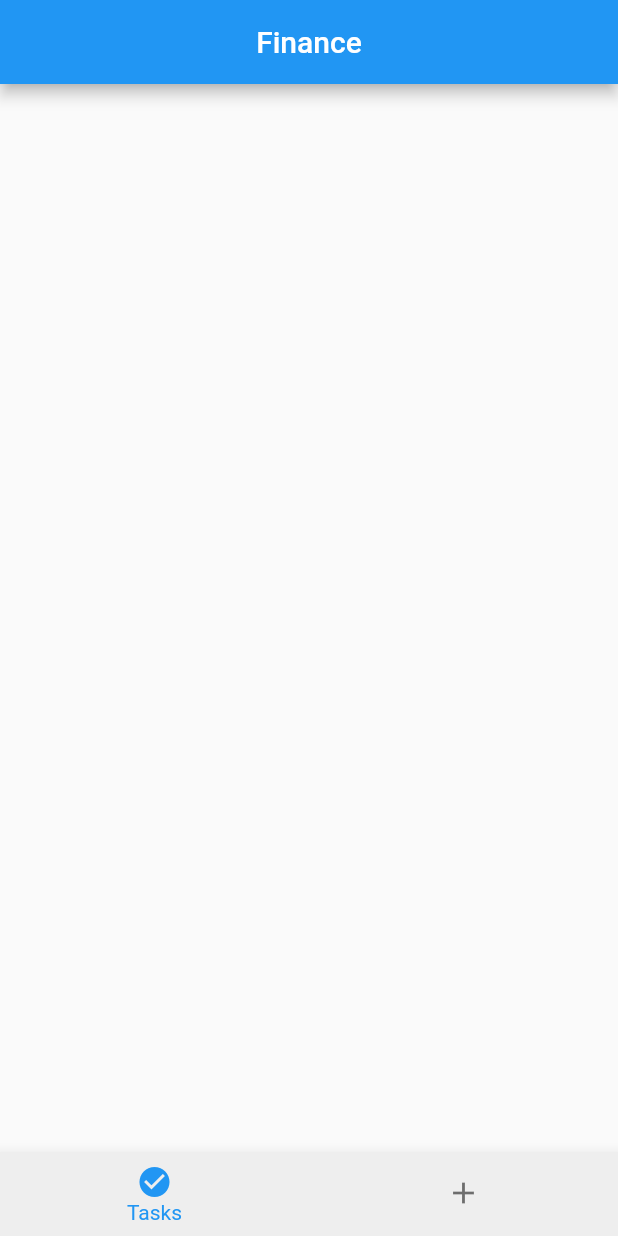
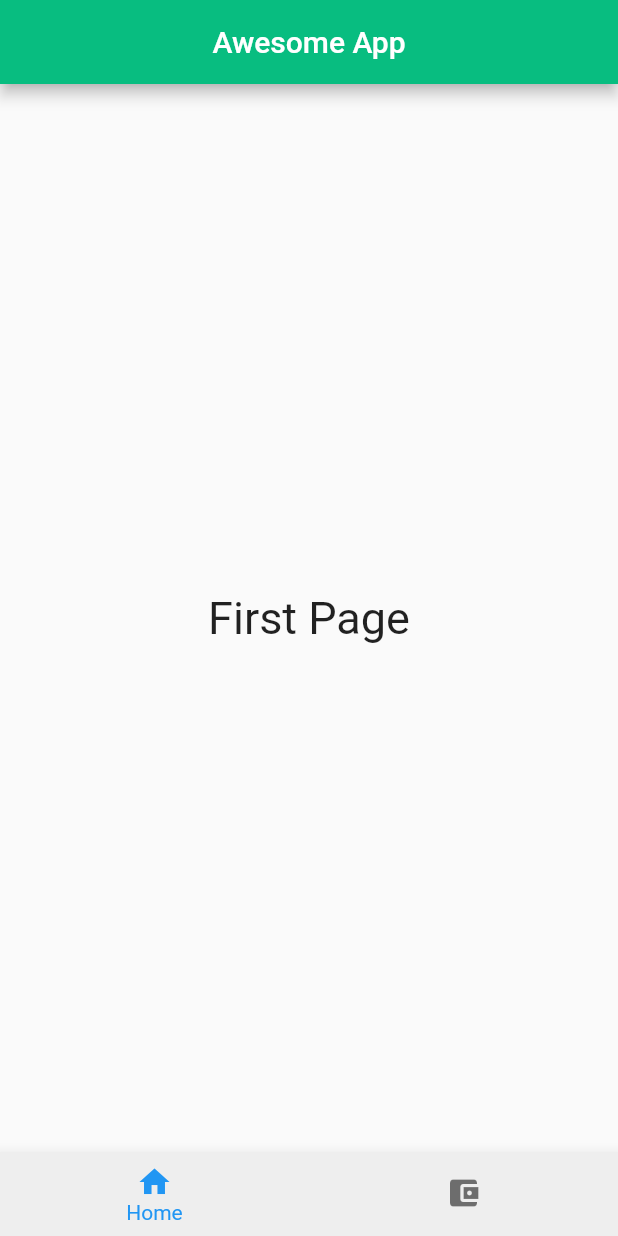
Before and after one commit to ajay-lakhimale47/BNB-BottomNavigationBar, a Flutter app: the screen it shows after launch, on a phone screen of 412 x 824 dp. Run offline on Flutter 3.47's test engine with Material 2 defaults, Android fonts, the phone set to English and light mode, and no system bars.

Commit message:
complete project

```diff
--- a/lib/consts.dart
+++ /dev/null
@@ -1,3 +0,0 @@
-import 'package:flutter/material.dart';
-
-const kPrimaryAppColor = Colors.deepOrange;
--- a/lib/home.dart
+++ b/lib/home.dart
@@ -6,35 +6,62 @@ class HomeScreen extends StatefulWidget {
 }
 
 class _HomeScreenState extends State<HomeScreen> {
+  //  this variable _currentIndex is for update the active state of BNB(BottomNavigationBarItem)
   int _currentIndex = 0;
+  List tabs = [
+    FirstPage(),
+    SecondPage(),
+  ];
   @override
   Widget build(BuildContext context) {
     return Scaffold(
       appBar: AppBar(
-        title: Text('Finance'),
+        title: Text(
+          'Awesome App',
+          style: TextStyle(color: Colors.white),
+        ),
         centerTitle: true,
       ),
       bottomNavigationBar: BottomNavigationBar(
         backgroundColor: Colors.grey[200],
+        currentIndex: _currentIndex,
         showUnselectedLabels: false,
-        currentIndex: _currentIndex,
         onTap: (index) {
           setState(() {
             _currentIndex = index;
           });
         },
         items: [
+          BottomNavigationBarItem(icon: Icon(Icons.home), label: 'Home'),
           BottomNavigationBarItem(
-            backgroundColor: Colors.deepOrange,
-            icon: Icon(Icons.check_circle),
-            label: 'Tasks',
-          ),
-          BottomNavigationBarItem(
-            icon: Icon(Icons.add),
-            label: 'Add',
-          ),
+              icon: Icon(Icons.account_balance_wallet), label: 'Wallet'),
         ],
+      ),
+      body: tabs[_currentIndex],
+    );
+  }
+}
+
+class FirstPage extends StatelessWidget {
+  @override
+  Widget build(BuildContext context) {
+    return Center(
+      child: Text(
+        'First Page',
+        style: TextStyle(fontSize: 30),
       ),
     );
   }
 }
+
+class SecondPage extends StatelessWidget {
+  @override
+  Widget build(BuildContext context) {
+    return Center(
+      child: Text(
+        'Second Page',
+        style: TextStyle(fontSize: 30),
+      ),
+    );
+  }
+}
--- a/lib/main.dart
+++ b/lib/main.dart
@@ -6,10 +6,15 @@ void main() {
 }
 
 class Main extends StatelessWidget {
+  final primaryColor = Color(0xff08bd80);
   @override
   Widget build(BuildContext context) {
     return MaterialApp(
+      theme: ThemeData(
+        primaryColor: primaryColor,
+      ),
       home: HomeScreen(),
+      //HomeScreen() is a separate widget for first page in (lib/home.dart)
     );
   }
 }
```
